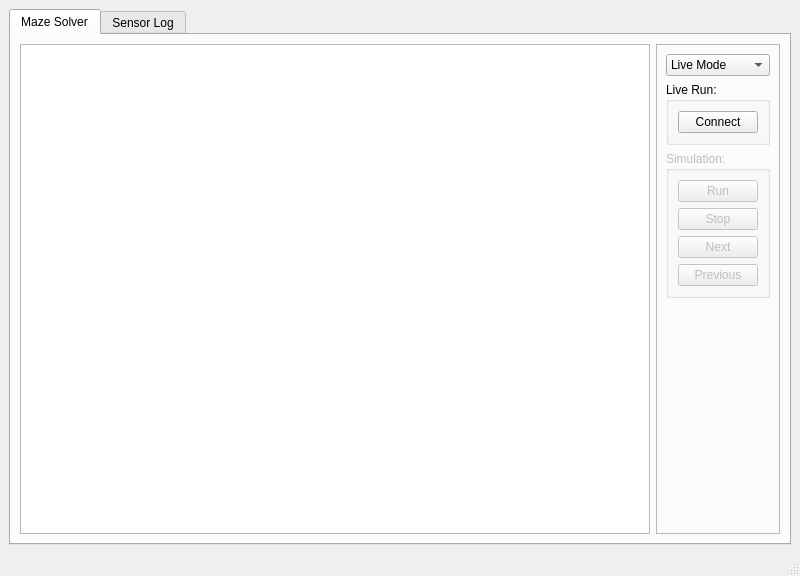
chiraag/umouse-app, file daedalus/daedalus.ui: the form before one commit.
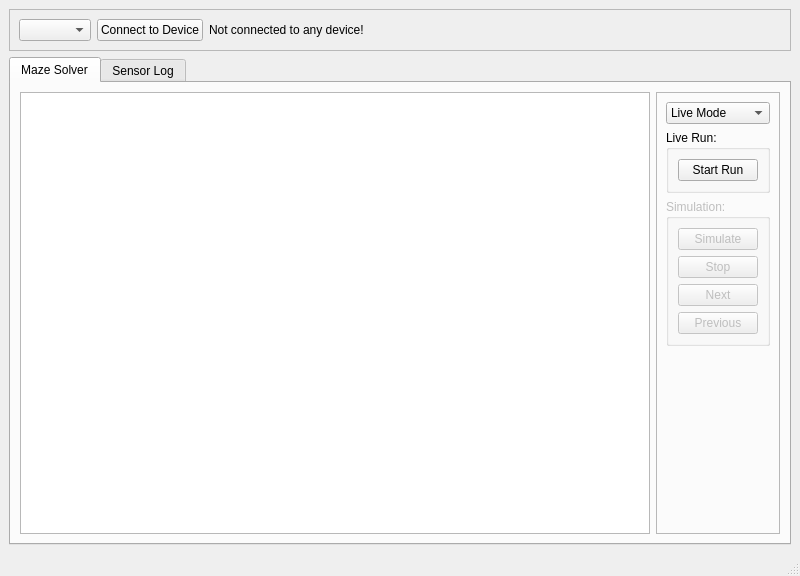
The form after the commit.

```diff
--- a/daedalus/daedalus.ui
+++ b/daedalus/daedalus.ui
@@ -32,7 +32,61 @@
    <property name="autoFillBackground">
     <bool>false</bool>
    </property>
-   <layout class="QHBoxLayout" name="horizontalLayout">
+   <layout class="QVBoxLayout" name="verticalLayout_4">
+    <item>
+     <widget class="QFrame" name="frame_2">
+      <property name="frameShape">
+       <enum>QFrame::StyledPanel</enum>
+      </property>
+      <property name="frameShadow">
+       <enum>QFrame::Raised</enum>
+      </property>
+      <layout class="QHBoxLayout" name="horizontalLayout">
+       <item>
+        <widget class="QComboBox" name="comboBox">
+         <property name="sizePolicy">
+          <sizepolicy hsizetype="Maximum" vsizetype="Fixed">
+           <horstretch>0</horstretch>
+           <verstretch>0</verstretch>
+          </sizepolicy>
+         </property>
+        </widget>
+       </item>
+       <item>
+        <widget class="QPushButton" name="connectButton">
+         <property name="sizePolicy">
+          <sizepolicy hsizetype="Maximum" vsizetype="Fixed">
+           <horstretch>0</horstretch>
+           <verstretch>0</verstretch>
+          </sizepolicy>
+         </property>
+         <property name="maximumSize">
+          <size>
+           <width>16777215</width>
+           <height>16777215</height>
+          </size>
+         </property>
+         <property name="text">
+          <string>Connect to Device</string>
+         </property>
+        </widget>
+       </item>
+       <item>
+        <widget class="QLabel" name="conStatusLabel">
+         <property name="minimumSize">
+          <size>
+           <width>0</width>
+           <height>0</height>
+          </size>
+         </property>
+         <property name="text">
+          <string>Not connected to any device!</string>
+         </property>
+        </widget>
+       </item>
+      </layout>
+     </widget>
+    </item>
     <item>
      <widget class="QTabWidget" name="tabWidget">
       <property name="currentIndex">
@@ -78,7 +132,7 @@
               <item>
                <widget class="QPushButton" name="conMouseButton">
                 <property name="text">
-                 <string>Connect</string>
+                 <string>Start Run</string>
                 </property>
                </widget>
               </item>
@@ -106,7 +160,7 @@
               <item>
                <widget class="QPushButton" name="runButton">
                 <property name="text">
-                 <string>Run</string>
+                 <string>Simulate</string>
                 </property>
                </widget>
               </item>
```
Left out of the diff: 25 changed lines with no effect on the pictures.
